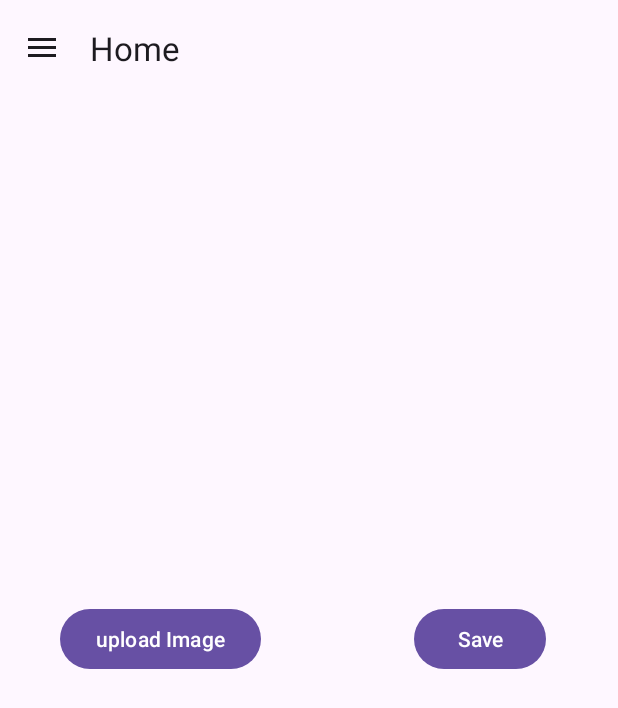
After one commit to MiaoOAO/FYProject, an Android app: the fragment AdminUploadAnnouncementFragment placed in its activity, on a phone screen of 412 x 824 dp. The commit adds this screen. Shown: the top 708 px of the screen. Run offline under Robolectric (Android 15) with nearby library versions, the phone set to English and light mode, and no system bars; our stand-ins replace Firebase (no records; nobody signed in at launch, a user with empty details on screens opened directly).

Commit message:
Branch 26, AdminUploadAnnouncementFragment able to upload image

```diff
--- /dev/null
+++ b/app/src/main/java/com/example/fyproject/admin/AdminUploadAnnouncementFragment.kt
@@ -0,0 +1,105 @@
+package com.example.fyproject.admin
+
+import android.app.Activity.RESULT_OK
+import android.app.ProgressDialog
+import android.content.Intent
+import android.net.Uri
+import android.os.Bundle
+import android.provider.ContactsContract.CommonDataKinds.Im
+import androidx.fragment.app.Fragment
+import android.view.LayoutInflater
+import android.view.View
+import android.view.ViewGroup
+import android.widget.Button
+import android.widget.ImageView
+import android.widget.Toast
+import com.example.fyproject.R
+import com.example.fyproject.databinding.FragmentAdminUploadAnnouncementBinding
+import com.google.firebase.database.DatabaseReference
+import com.google.firebase.database.FirebaseDatabase
+import com.google.firebase.firestore.FirebaseFirestore
+import com.google.firebase.storage.FirebaseStorage
+import java.net.URI
+import java.text.SimpleDateFormat
+import java.util.Date
+import java.util.Locale
+
+
+class AdminUploadAnnouncementFragment : Fragment() {
+
+
+    private lateinit var firebaseStoreRef : FirebaseFirestore
+    lateinit var imageUri: Uri
+    private lateinit var firebaseImage:ImageView
+
+
+    override fun onCreateView(
+        inflater: LayoutInflater, container: ViewGroup?,
+        savedInstanceState: Bundle?
+    ): View? {
+        // Inflate the layout for this fragment
+        val view = inflater.inflate(R.layout.fragment_admin_upload_announcement, container, false)
+
+        firebaseStoreRef = FirebaseFirestore.getInstance()
+
+        val selectBtn: Button = view.findViewById(R.id.uploadImgBtn)
+        val saveBtn:Button = view.findViewById(R.id.annSaveBtn)
+        firebaseImage = view.findViewById(R.id.firebaseImage)
+
+        selectBtn.setOnClickListener{
+            selectImg()
+        }
+
+        saveBtn.setOnClickListener{
+            saveImageToFirebase()
+        }
+
+        return view
+
+
+
+
+
+    }
+
+    private fun saveImageToFirebase() {
+        val progressDialog = ProgressDialog(requireContext())
+        progressDialog.setMessage("Uploading....")
+        progressDialog.setCancelable(false)
+        progressDialog.show()
+
+        val formatter = SimpleDateFormat("yyyy_MM_DD_HH_mm_ss", Locale.getDefault())
+        val now = Date()
+        val fileName = formatter.format(now)
+        val storageReference = FirebaseStorage.getInstance().getReference("images/$fileName")
+
+        storageReference.putFile(imageUri).addOnSuccessListener {
+            firebaseImage.setImageURI(null)
+            Toast.makeText(requireContext(), "Uploaded successful", Toast.LENGTH_SHORT).show()
+            if(progressDialog.isShowing) progressDialog.dismiss()
+
+        }.addOnFailureListener{
+            if(progressDialog.isShowing) progressDialog.dismiss()
+            Toast.makeText(requireContext(), "Failed", Toast.LENGTH_SHORT).show()
+        }
+    }
+
+    private fun selectImg() {
+        val intent = Intent()
+        intent.type = "image/*"
+        intent.action = Intent.ACTION_GET_CONTENT
+
+        startActivityForResult(intent, 100)
+
+    }
+
+    override fun onActivityResult(requestCode: Int, resultCode: Int, data: Intent?) {
+        super.onActivityResult(requestCode, resultCode, data)
+
+        if(requestCode == 100 && resultCode == RESULT_OK){
+            imageUri = data?.data!!
+            firebaseImage.setImageURI(imageUri)
+        }
+    }
+
+}
--- /dev/null
+++ b/app/src/main/res/drawable/baseline_newspaper_24.xml
@@ -0,0 +1,5 @@
+<vector xmlns:android="http://schemas.android.com/apk/res/android" android:height="24dp" android:tint="#000000" android:viewportHeight="24" android:viewportWidth="24" android:width="24dp">
+
+    <path android:fillColor="@android:color/white" android:pathData="M22,3l-1.67,1.67L18.67,3L17,4.67L15.33,3l-1.66,1.67L12,3l-1.67,1.67L8.67,3L7,4.67L5.33,3L3.67,4.67L2,3v16c0,1.1 0.9,2 2,2l16,0c1.1,0 2,-0.9 2,-2V3zM11,19H4v-6h7V19zM20,19h-7v-2h7V19zM20,15h-7v-2h7V15zM20,11H4V8h16V11z"/>
+
+</vector>
--- /dev/null
+++ b/app/src/main/res/layout/fragment_admin_upload_announcement.xml
@@ -0,0 +1,40 @@
+<?xml version="1.0" encoding="utf-8"?>
+<androidx.constraintlayout.widget.ConstraintLayout xmlns:android="http://schemas.android.com/apk/res/android"
+    xmlns:app="http://schemas.android.com/apk/res-auto"
+    xmlns:tools="http://schemas.android.com/tools"
+    android:id="@+id/frameLayout7"
+    android:layout_width="match_parent"
+    android:layout_height="match_parent"
+    tools:context=".admin.AdminUploadAnnouncementFragment" >
+
+    <Button
+        android:id="@+id/uploadImgBtn"
+        android:layout_width="wrap_content"
+        android:layout_height="wrap_content"
+        android:layout_marginStart="40dp"
+        android:layout_marginTop="40dp"
+        android:text="upload Image"
+        app:layout_constraintStart_toStartOf="parent"
+        app:layout_constraintTop_toBottomOf="@+id/firebaseImage" />
+
+    <Button
+        android:id="@+id/annSaveBtn"
+        android:layout_width="wrap_content"
+        android:layout_height="wrap_content"
+        android:layout_marginTop="40dp"
+        android:layout_marginEnd="48dp"
+        android:text="Save"
+        app:layout_constraintEnd_toEndOf="parent"
+        app:layout_constraintTop_toBottomOf="@+id/firebaseImage" />
+
+    <ImageView
+        android:id="@+id/firebaseImage"
+        android:layout_width="325dp"
+        android:layout_height="230dp"
+        android:layout_marginTop="68dp"
+        app:layout_constraintEnd_toEndOf="parent"
+        app:layout_constraintStart_toStartOf="parent"
+        app:layout_constraintTop_toTopOf="parent"
+        tools:src="@tools:sample/avatars" />
+
+</androidx.constraintlayout.widget.ConstraintLayout>
```
Also changed, not shown: app/src/main/java/com/example/fyproject/admin/AdminMainPageFragment.kt (+26 -39 lines), app/src/main/res/layout/fragment_admin_main_page.xml (+122 -7 lines).
